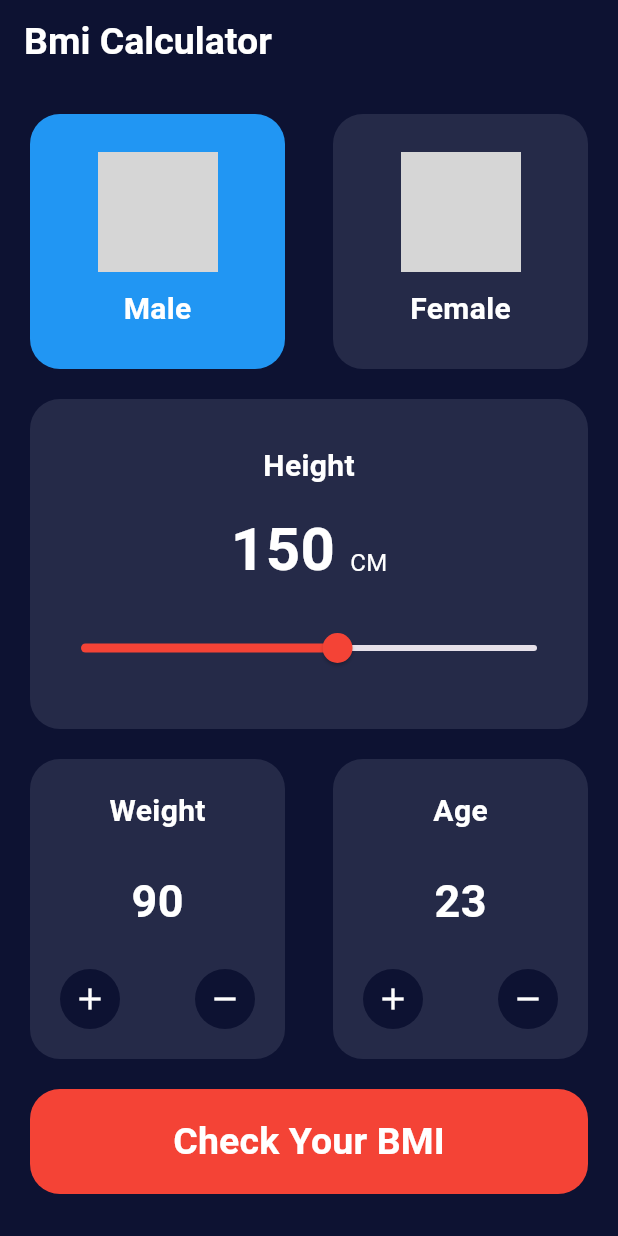
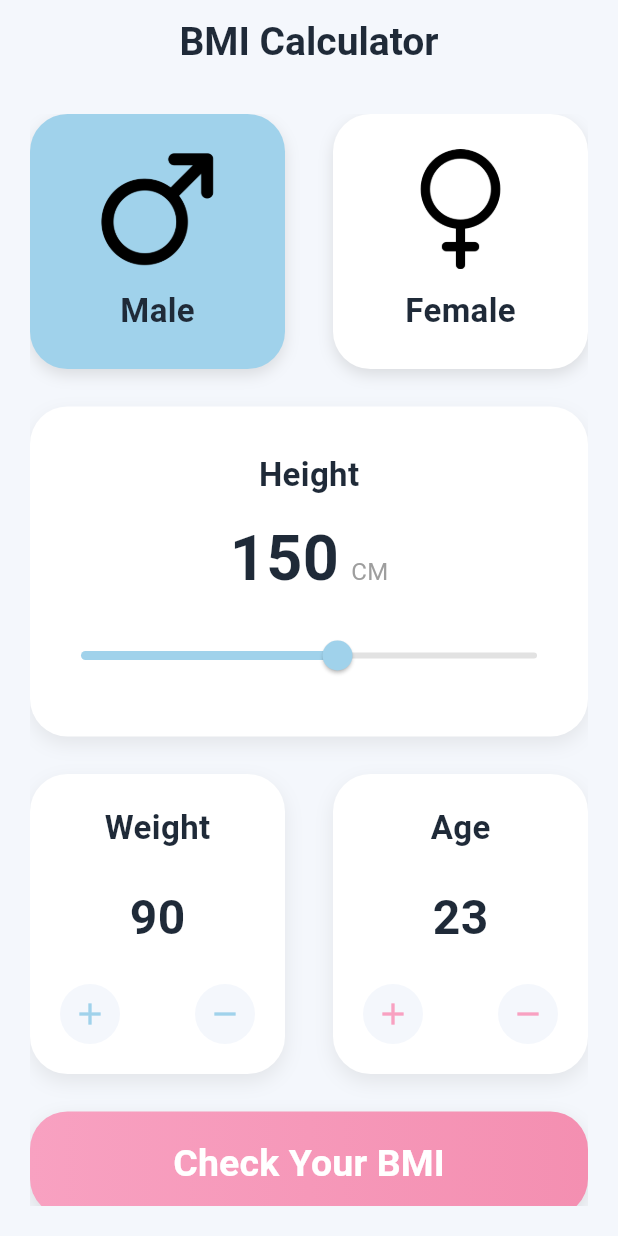
Before and after one commit to mariamfarouk555/IEEE-CS-MOBILE-26, a Flutter app: the screen it shows after launch, on a phone screen of 412 x 824 dp. Run offline on Flutter 3.47's test engine with Material 3 defaults, Android fonts, the phone set to English and light mode, and no system bars; our stand-ins replace hexcolor; grey boxes are pictures that could not be loaded.

Commit message:
Update bmi.dart

```diff
--- a/task9/lib/bmi.dart
+++ b/task9/lib/bmi.dart
@@ -3,7 +3,7 @@ import 'package:flutter/material.dart';
 import 'package:hexcolor/hexcolor.dart';
 import 'bmi_output.dart';
 
-class BmiScreen extends StatefulWidget{
+class BmiScreen extends StatefulWidget {
   const BmiScreen({super.key});
 
   @override
@@ -11,17 +11,28 @@ class BmiScreen extends StatefulWidget{
 }
 
 class _BmiScreenState extends State<BmiScreen> {
-  double height =150;
-  double weight =90;
-  double age =23;
-  bool isClick = true;
+  double height = 150;
+  double weight = 90;
+  double age = 23;
+  bool isMale = true;
+
   @override
   Widget build(BuildContext context) {
     return Scaffold(
-      backgroundColor: HexColor("#0d1232"),
+      backgroundColor: HexColor("#f4f7fc"),
       appBar: AppBar(
-        backgroundColor: Colors.transparent,
-        title: Text("Bmi Calculator",style: TextStyle(color: Colors.white,fontSize: 25,fontWeight: FontWeight.bold),),
+        backgroundColor: HexColor("#f4f7fc"),
+        elevation: 0,
+        title: Text(
+          "BMI Calculator",
+          style: TextStyle(
+            color: HexColor("#1f2a38"),
+            fontSize: 26,
+            fontWeight: FontWeight.bold,
+          ),
+        ),
+        centerTitle: true,
+        iconTheme: IconThemeData(color: HexColor("#1f2a38")),
       ),
       body: Padding(
         padding: const EdgeInsets.all(20),
@@ -32,251 +43,337 @@ class _BmiScreenState extends State<BmiScreen> {
                 mainAxisAlignment: MainAxisAlignment.spaceBetween,
                 children: [
                   GestureDetector(
-                    onTap: (){
+                    onTap: () {
                       setState(() {
-                        isClick=true;
+                        isMale = true;
                       });
                     },
                     child: Container(
                       decoration: BoxDecoration(
-                          color: isClick?Colors.blue : HexColor('#252a48'),
-                          borderRadius: BorderRadius.circular(20)),
+                        color: isMale ? HexColor("#a0d2eb") : Colors.white,
+                        borderRadius: BorderRadius.circular(25),
+                        boxShadow: [
+                          BoxShadow(
+                              color: Colors.grey.withOpacity(0.3),
+                              blurRadius: 8,
+                              offset: Offset(0, 4))
+                        ],
+                      ),
                       width: 170,
                       height: 170,
                       child: Center(
                         child: Column(
                           mainAxisAlignment: MainAxisAlignment.center,
                           children: [
-                            Image.asset("assets/male-gender.png",
+                            Image.asset(
+                              "assets/male.png",
                               height: 80,
                               width: 80,
-                              color: Colors.white,
                             ),
-                            SizedBox(height:10),
-                            Text('Male',style: TextStyle(
-                                color: Colors.white,
-                                fontSize: 20,
-                                fontWeight: FontWeight.bold),)
-
+                            SizedBox(height: 12),
+                            Text(
+                              'Male',
+                              style: TextStyle(
+                                color: HexColor("#1f2a38"),
+                                fontSize: 22,
+                                fontWeight: FontWeight.bold,
+                              ),
+                            ),
                           ],
                         ),
                       ),
                     ),
                   ),
                   GestureDetector(
-                    onTap: (){
+                    onTap: () {
                       setState(() {
-                        isClick=false;
+                        isMale = false;
                       });
                     },
                     child: Container(
                       decoration: BoxDecoration(
-                          color: !isClick?Colors.blue : HexColor('#252a48'),
-                          borderRadius: BorderRadius.circular(20)),
+                        color: !isMale ? HexColor("#f8a1c1") : Colors.white,
+                        borderRadius: BorderRadius.circular(25),
+                        boxShadow: [
+                          BoxShadow(
+                              color: Colors.grey.withOpacity(0.3),
+                              blurRadius: 8,
+                              offset: Offset(0, 4))
+                        ],
+                      ),
                       width: 170,
                       height: 170,
                       child: Center(
                         child: Column(
                           mainAxisAlignment: MainAxisAlignment.center,
                           children: [
-                            Image.asset("assets/femenine.png",
+                            Image.asset(
+                              "assets/female.png",
                               height: 80,
                               width: 80,
-                              color: Colors.white,
                             ),
-                            SizedBox(height:10),
-                            Text('Female',style: TextStyle(
-                                color: Colors.white,
-                                fontSize: 20,
-                                fontWeight: FontWeight.bold),)
+                            SizedBox(height: 12),
+                            Text(
+                              'Female',
+                              style: TextStyle(
+                                color: HexColor("#1f2a38"),
+                                fontSize: 22,
+                                fontWeight: FontWeight.bold,
+                              ),
+                            ),
                           ],
                         ),
                       ),
                     ),
-                  )
+                  ),
                 ],
               ),
-              const SizedBox(height: 20),
+              SizedBox(height: 25),
               Container(
                 decoration: BoxDecoration(
-                    color: HexColor('#252a48'),
-                    borderRadius: BorderRadius.circular(20)),
+                  color: Colors.white,
+                  borderRadius: BorderRadius.circular(25),
+                  boxShadow: [
+                    BoxShadow(
+                        color: Colors.grey.withOpacity(0.2),
+                        blurRadius: 10,
+                        offset: Offset(0, 5))
+                  ],
+                ),
                 width: double.infinity,
                 height: 220,
                 child: Padding(
-                  padding: const EdgeInsets.symmetric(
-                    vertical: 30,
-                    horizontal: 10,
-                  ),
+                  padding: const EdgeInsets.symmetric(vertical: 30, horizontal: 10),
                   child: Column(
                     mainAxisAlignment: MainAxisAlignment.spaceBetween,
                     children: [
-                      Text('Height',style: TextStyle(
-                          color: Colors.white,
-                          fontSize: 20,
-                          fontWeight: FontWeight.bold),),
+                      Text(
+                        'Height',
+                        style: TextStyle(
+                          color: HexColor("#1f2a38"),
+                          fontSize: 22,
+                          fontWeight: FontWeight.bold,
+                        ),
+                      ),
                       Row(
                         mainAxisAlignment: MainAxisAlignment.center,
                         crossAxisAlignment: CrossAxisAlignment.baseline,
-                        textBaseline:TextBaseline.alphabetic ,
+                        textBaseline: TextBaseline.alphabetic,
                         children: [
-                          Text('${height.toInt()}',style: TextStyle(
-                              color: Colors.white,
-                              fontSize: 40,
-                              fontWeight: FontWeight.bold),),
-                          SizedBox(width: 10,),
-                          Text('CM',
+                          Text(
+                            '${height.toInt()}',
                             style: TextStyle(
-                              color: Colors.white,
+                              color: HexColor("#1f2a38"),
+                              fontSize: 42,
+                              fontWeight: FontWeight.bold,
+                            ),
+                          ),
+                          SizedBox(width: 8),
+                          Text(
+                            'CM',
+                            style: TextStyle(
+                              color: Colors.grey,
                               fontSize: 16,
-                            ),)
+                            ),
+                          ),
                         ],
                       ),
                       Slider(
                         value: height,
                         min: 60,
                         max: 220,
-                          activeColor: Colors.red,
-                          onChanged: (val){
+                        activeColor: HexColor("#a0d2eb"),
+                        inactiveColor: Colors.grey.withOpacity(0.3),
+                        onChanged: (val) {
                           setState(() {
                             height = val;
                           });
-                          })
+                        },
+                      ),
                     ],
                   ),
                 ),
               ),
-              const SizedBox(height: 20),
+              SizedBox(height: 25),
               Row(
                 mainAxisAlignment: MainAxisAlignment.spaceBetween,
                 children: [
                   Container(
                     padding: EdgeInsets.all(20),
                     decoration: BoxDecoration(
-                        color: HexColor('#252a48'),
-                        borderRadius: BorderRadius.circular(20)),
+                      color: Colors.white,
+                      borderRadius: BorderRadius.circular(25),
+                      boxShadow: [
+                        BoxShadow(
+                            color: Colors.grey.withOpacity(0.2),
+                            blurRadius: 10,
+                            offset: Offset(0, 5))
+                      ],
+                    ),
                     width: 170,
                     height: 200,
-                    child: Center(
                     child: Column(
                       mainAxisAlignment: MainAxisAlignment.spaceBetween,
                       children: [
-                          Text('Weight',style: TextStyle(
-                              color: Colors.white,
-                              fontSize: 20,
-                              fontWeight: FontWeight.bold),),
-                          Text('${weight.toInt()}',style: TextStyle(
-                              color: Colors.white,
-                              fontSize: 30,
-                              fontWeight: FontWeight.bold),),
+                        Text(
+                          'Weight',
+                          style: TextStyle(
+                            color: HexColor("#1f2a38"),
+                            fontSize: 22,
+                            fontWeight: FontWeight.bold,
+                          ),
+                        ),
+                        Text(
+                          '${weight.toInt()}',
+                          style: TextStyle(
+                            color: HexColor("#1f2a38"),
+                            fontSize: 32,
+                            fontWeight: FontWeight.bold,
+                          ),
+                        ),
                         Row(
                           mainAxisAlignment: MainAxisAlignment.spaceBetween,
                           children: [
                             CircleAvatar(
-                                backgroundColor:HexColor('#0d1232'),
-                                child: IconButton(onPressed: (){
+                              backgroundColor: HexColor("#f4f7fc"),
+                              child: IconButton(
+                                onPressed: () {
+                                  setState(() {
                                     weight++;
-                                  setState(() {
                                   });
                                 },
                                 icon: Icon(Icons.add),
-                                  color: Colors.white,),
+                                color: HexColor("#a0d2eb"),
+                              ),
                             ),
                             CircleAvatar(
-                                backgroundColor:HexColor('#0d1232'),
-                                child: IconButton(onPressed: (){
+                              backgroundColor: HexColor("#f4f7fc"),
+                              child: IconButton(
+                                onPressed: () {
+                                  setState(() {
                                     weight--;
-                                  setState(() {
                                   });
                                 },
                                 icon: Icon(Icons.remove),
-                                  color: Colors.white,
+                                color: HexColor("#a0d2eb"),
                               ),
-                              )
-                            ],
-                          )
+                            ),
                           ],
                         ),
+                      ],
                     ),
                   ),
                   Container(
                     padding: EdgeInsets.all(20),
                     decoration: BoxDecoration(
-                        color: HexColor('#252a48'),
-                        borderRadius: BorderRadius.circular(20)),
+                      color: Colors.white,
+                      borderRadius: BorderRadius.circular(25),
+                      boxShadow: [
+                        BoxShadow(
+                            color: Colors.grey.withOpacity(0.2),
+                            blurRadius: 10,
+                            offset: Offset(0, 5))
+                      ],
+                    ),
                     width: 170,
                     height: 200,
-                    child: Center(
                     child: Column(
                       mainAxisAlignment: MainAxisAlignment.spaceBetween,
                       children: [
-                          Text('Age',style: TextStyle(
-                              color: Colors.white,
-                              fontSize: 20,
-                              fontWeight: FontWeight.bold),),
-                          Text('${age.toInt()}',style: TextStyle(
-                              color: Colors.white,
-                              fontSize: 30,
-                              fontWeight: FontWeight.bold),),
+                        Text(
+                          'Age',
+                          style: TextStyle(
+                            color: HexColor("#1f2a38"),
+                            fontSize: 22,
+                            fontWeight: FontWeight.bold,
+                          ),
+                        ),
+                        Text(
+                          '${age.toInt()}',
+                          style: TextStyle(
+                            color: HexColor("#1f2a38"),
+                            fontSize: 32,
+                            fontWeight: FontWeight.bold,
+                          ),
+                        ),
                         Row(
                           mainAxisAlignment: MainAxisAlignment.spaceBetween,
                           children: [
                             CircleAvatar(
-                                backgroundColor:HexColor('#0d1232'),
-                                child: IconButton(onPressed: (){
+                              backgroundColor: HexColor("#f4f7fc"),
+                              child: IconButton(
+                                onPressed: () {
+                                  setState(() {
                                     age++;
-                                  setState(() {
                                   });
                                 },
                                 icon: Icon(Icons.add),
-                                  color: Colors.white,),
+                                color: HexColor("#f8a1c1"),
+                              ),
                             ),
                             CircleAvatar(
-                                backgroundColor:HexColor('#0d1232'),
-                                child: IconButton(onPressed: (){
+                              backgroundColor: HexColor("#f4f7fc"),
+                              child: IconButton(
+                                onPressed: () {
+                                  setState(() {
                                     age--;
-                                  setState(() {
                                   });
                                 },
                                 icon: Icon(Icons.remove),
-                                  color: Colors.white,),
-                              )
+                                color: HexColor("#f8a1c1"),
+                              ),
+                            ),
                           ],
-                          )
+                        ),
                       ],
                     ),
                   ),
-                  )
-
                 ],
               ),
-              const SizedBox(height: 20),
+              SizedBox(height: 25),
               Container(
                 width: double.infinity,
                 height: 70,
                 decoration: BoxDecoration(
-                    borderRadius: BorderRadius.circular(20),
-                    color: Colors.red
+                  borderRadius: BorderRadius.circular(25),
+                  gradient: LinearGradient(
+                    colors: [HexColor("#f8a1c1"), HexColor("#f48fb1")],
                   ),
-                child: MaterialButton(onPressed: (){
-                  double result = weight / pow(height/100,2);
-                  Navigator.push(context, MaterialPageRoute(
-                      builder: (context)
-                      {return BmiResultScreen(gender: isClick ? 'Male':'Female',
+                  boxShadow: [
+                    BoxShadow(
+                        color: Colors.grey.withOpacity(0.3),
+                        blurRadius: 10,
+                        offset: Offset(0, 5))
+                  ],
+                ),
+                child: MaterialButton(
+                  onPressed: () {
+                    double result = weight / pow(height / 100, 2);
+                    Navigator.push(
+                      context,
+                      MaterialPageRoute(
+                        builder: (context) => BmiResultScreen(
+                          gender: isMale ? 'Male' : 'Female',
                           result: result.toInt(),
                           age: age.toInt(),
-                      );}));
-                },child: Text("Check Your BMI",
+                        ),
+                      ),
+                    );
+                  },
+                  child: Text(
+                    "Check Your BMI",
                     style: TextStyle(
                       color: Colors.white,
                       fontSize: 25,
-                      fontWeight: FontWeight.bold),),),
-              )
+                      fontWeight: FontWeight.bold,
+                    ),
+                  ),
+                ),
+              ),
             ],
           ),
         ),
       ),
     );
-
   }
 }
```
Lines whose indentation alone changed are shown as unchanged.
